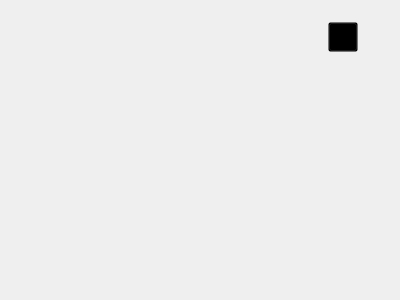
The window that DisplayTool/QHomeWgt.ui (mayunyong/ScreenShowTool) describes before a commit, drawn with Qt 5.
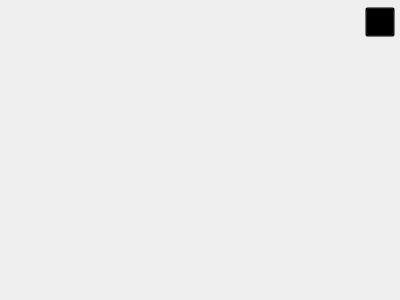
The same window after the commit. Icons and pictures are not drawn.

What changed in the file:
```diff
--- a/DisplayTool/QHomeWgt.ui
+++ b/DisplayTool/QHomeWgt.ui
@@ -14,6 +14,21 @@
    <string>QHomeWgt</string>
   </property>
   <layout class="QGridLayout" name="gridLayout_2">
+   <property name="leftMargin">
+    <number>5</number>
+   </property>
+   <property name="topMargin">
+    <number>5</number>
+   </property>
+   <property name="rightMargin">
+    <number>5</number>
+   </property>
+   <property name="bottomMargin">
+    <number>0</number>
+   </property>
+   <property name="spacing">
+    <number>0</number>
+   </property>
    <item row="1" column="0">
     <spacer name="verticalSpacer">
      <property name="orientation">
@@ -36,6 +51,21 @@
       </size>
      </property>
      <layout class="QHBoxLayout" name="horizontalLayout">
+      <property name="spacing">
+       <number>0</number>
+      </property>
+      <property name="leftMargin">
+       <number>0</number>
+      </property>
+      <property name="topMargin">
+       <number>0</number>
+      </property>
+      <property name="rightMargin">
+       <number>0</number>
+      </property>
+      <property name="bottomMargin">
+       <number>0</number>
+      </property>
       <item>
        <spacer name="horizontalSpacer">
         <property name="orientation">
@@ -75,22 +105,6 @@
         </property>
        </widget>
       </item>
-      <item>
-       <spacer name="horizontalSpacer_2">
-        <property name="orientation">
-         <enum>Qt::Horizontal</enum>
-        </property>
-        <property name="sizeType">
-         <enum>QSizePolicy::Fixed</enum>
-        </property>
-        <property name="sizeHint" stdset="0">
-         <size>
-          <width>20</width>
-          <height>20</height>
-         </size>
-        </property>
-       </spacer>
-      </item>
      </layout>
     </widget>
    </item>
```
